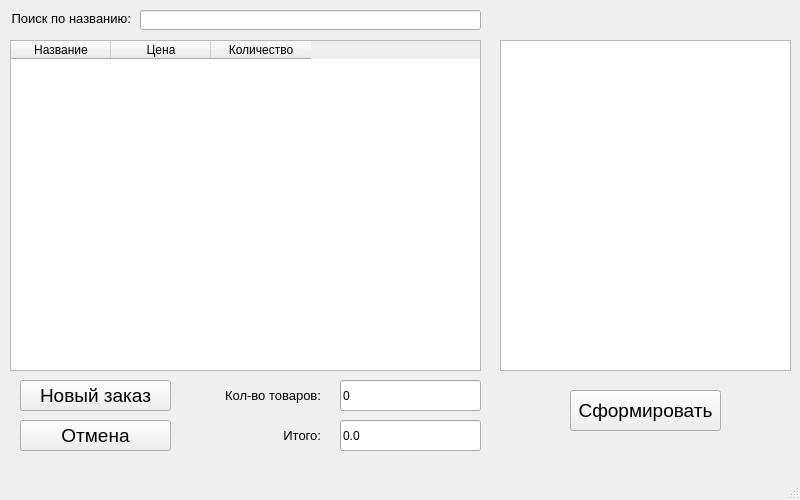
Qt form shop/Mainwindow.ui (Gentlem4n72/Qt-project) before a commit.
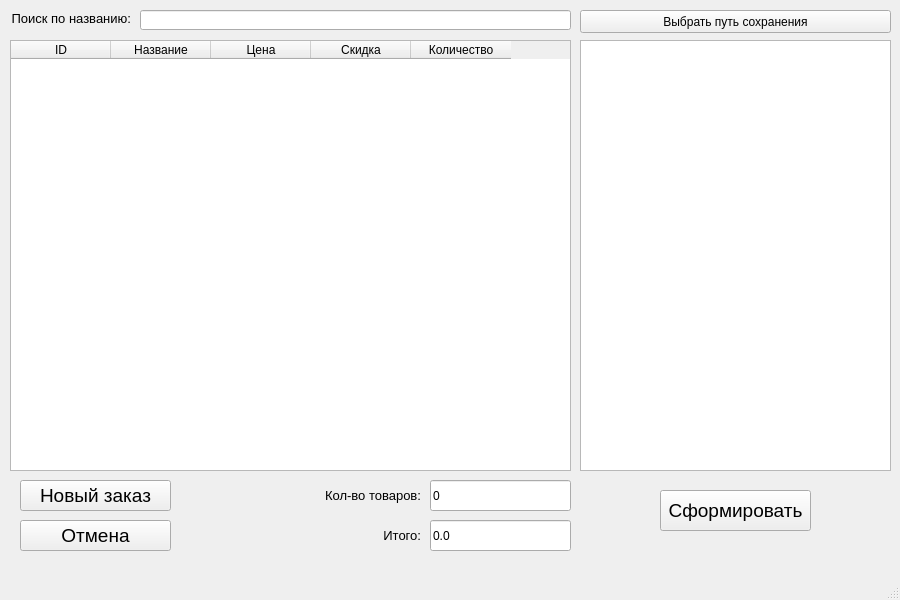
The same form after that commit.

Diff of the .ui file:
```diff
--- a/shop/Mainwindow.ui
+++ b/shop/Mainwindow.ui
@@ -6,8 +6,8 @@
    <rect>
     <x>0</x>
     <y>0</y>
-    <width>800</width>
-    <height>500</height>
+    <width>900</width>
+    <height>600</height>
    </rect>
   </property>
   <property name="windowTitle">
@@ -18,7 +18,7 @@
     <property name="geometry">
      <rect>
       <x>20</x>
-      <y>380</y>
+      <y>480</y>
       <width>151</width>
       <height>31</height>
      </rect>
@@ -36,7 +36,7 @@
     <property name="geometry">
      <rect>
       <x>20</x>
-      <y>420</y>
+      <y>520</y>
       <width>151</width>
       <height>31</height>
      </rect>
@@ -53,8 +53,8 @@
    <widget class="QLabel" name="amountLabel">
     <property name="geometry">
      <rect>
-      <x>220</x>
-      <y>380</y>
+      <x>320</x>
+      <y>480</y>
       <width>101</width>
       <height>31</height>
      </rect>
@@ -74,8 +74,8 @@
    <widget class="QLabel" name="resultSumLabel">
     <property name="geometry">
      <rect>
-      <x>220</x>
-      <y>420</y>
+      <x>320</x>
+      <y>520</y>
       <width>101</width>
       <height>31</height>
      </rect>
@@ -95,8 +95,8 @@
    <widget class="QLineEdit" name="amountLine">
     <property name="geometry">
      <rect>
-      <x>340</x>
-      <y>380</y>
+      <x>430</x>
+      <y>480</y>
       <width>141</width>
       <height>31</height>
      </rect>
@@ -111,8 +111,8 @@
    <widget class="QLineEdit" name="resultSumLine">
     <property name="geometry">
      <rect>
-      <x>340</x>
-      <y>420</y>
+      <x>430</x>
+      <y>520</y>
       <width>141</width>
       <height>31</height>
      </rect>
@@ -127,10 +127,10 @@
    <widget class="QTextEdit" name="checkPreviewText">
     <property name="geometry">
      <rect>
-      <x>500</x>
+      <x>580</x>
       <y>40</y>
-      <width>291</width>
-      <height>331</height>
+      <width>311</width>
+      <height>431</height>
      </rect>
     </property>
     <property name="readOnly">
@@ -140,8 +140,8 @@
    <widget class="QPushButton" name="formButton">
     <property name="geometry">
      <rect>
-      <x>570</x>
-      <y>390</y>
+      <x>660</x>
+      <y>490</y>
       <width>151</width>
       <height>41</height>
      </rect>
@@ -160,10 +160,15 @@
      <rect>
       <x>10</x>
       <y>40</y>
-      <width>471</width>
-      <height>331</height>
+      <width>561</width>
+      <height>431</height>
      </rect>
     </property>
+    <column>
+     <property name="text">
+      <string>ID</string>
+     </property>
+    </column>
     <column>
      <property name="text">
       <string>Название</string>
@@ -174,6 +179,11 @@
       <string>Цена</string>
      </property>
     </column>
+    <column>
+     <property name="text">
+      <string>Скидка</string>
+     </property>
+    </column>
     <column>
      <property name="text">
       <string>Количество</string>
@@ -206,11 +216,24 @@
      <rect>
       <x>140</x>
       <y>10</y>
-      <width>341</width>
+      <width>431</width>
       <height>20</height>
      </rect>
     </property>
    </widget>
+   <widget class="QPushButton" name="saveFilePathButton">
+    <property name="geometry">
+     <rect>
+      <x>580</x>
+      <y>10</y>
+      <width>311</width>
+      <height>23</height>
+     </rect>
+    </property>
+    <property name="text">
+     <string>Выбрать путь сохранения</string>
+    </property>
+   </widget>
   </widget>
   <widget class="QMenuBar" name="menubar">
    <property name="geometry">
```
Left out of the diff: 2 changed lines with no effect on the pictures.
